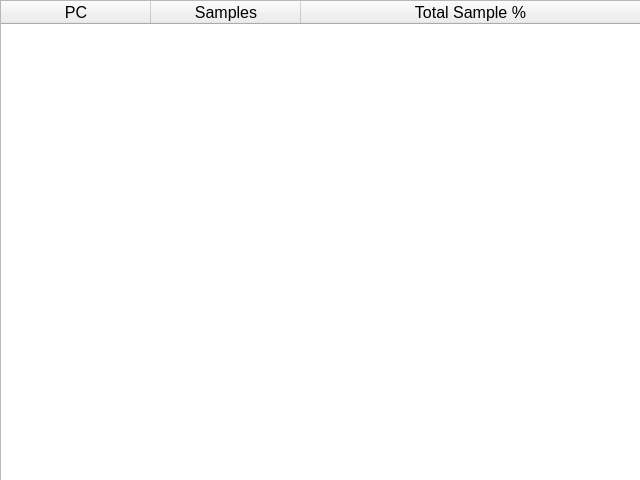
Qt form HardwareDebuggerApp/src/UI/FunctionProfiler/FunctionProfilerWindow.ui (CFXS/CFXS-L0-ARM-Debugger) before a commit.
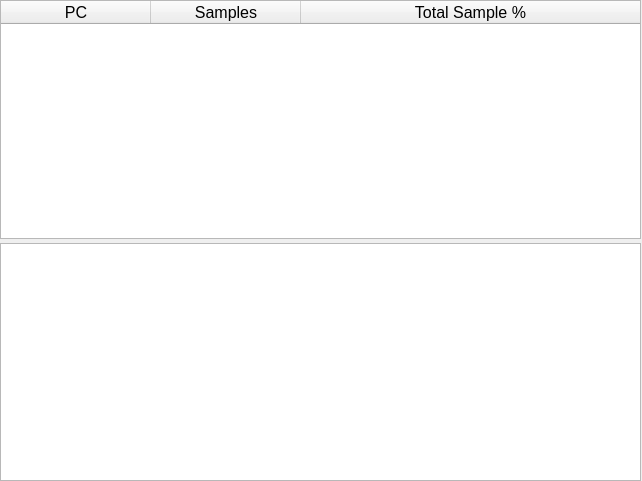
The same form after that commit. Custom widgets are drawn as their Qt base class.

```diff
--- a/HardwareDebuggerApp/src/UI/FunctionProfiler/FunctionProfilerWindow.ui
+++ b/HardwareDebuggerApp/src/UI/FunctionProfiler/FunctionProfilerWindow.ui
@@ -6,8 +6,8 @@
    <rect>
     <x>0</x>
     <y>0</y>
-    <width>640</width>
-    <height>480</height>
+    <width>642</width>
+    <height>481</height>
    </rect>
   </property>
   <property name="windowTitle">
@@ -23,7 +23,7 @@
     </rect>
    </property>
    <property name="sizePolicy">
-    <sizepolicy hsizetype="Preferred" vsizetype="Preferred">
+    <sizepolicy hsizetype="Expanding" vsizetype="Expanding">
      <horstretch>0</horstretch>
      <verstretch>0</verstretch>
     </sizepolicy>
@@ -92,6 +92,9 @@
       </column>
      </widget>
     </item>
+    <item row="1" column="0">
+     <widget class="QPlainTextEdit" name="console"/>
+    </item>
    </layout>
   </widget>
  </widget>
```
